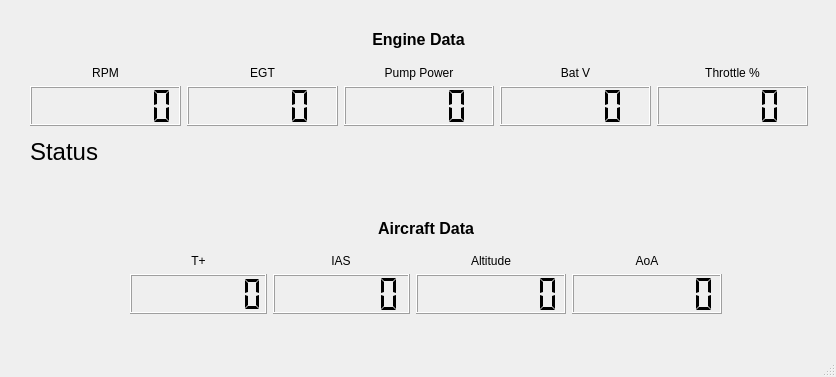
Before: the Qt Designer form GUIs/TelemGUI/TelemGUI.ui in Xorgon/RAPTA, drawn with Qt 5.
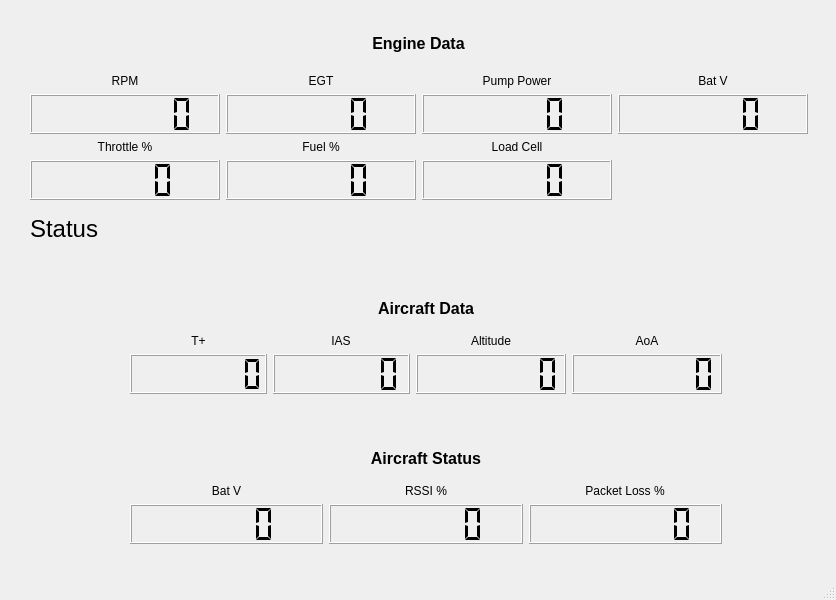
After: the same form once the commit is applied. Icons and pictures are not drawn.

Commit message: Added data to TelemGUI.

```diff
--- a/GUIs/TelemGUI/TelemGUI.ui
+++ b/GUIs/TelemGUI/TelemGUI.ui
@@ -7,7 +7,7 @@
     <x>0</x>
     <y>0</y>
     <width>836</width>
-    <height>377</height>
+    <height>600</height>
    </rect>
   </property>
   <property name="sizePolicy">
@@ -19,13 +19,13 @@
   <property name="minimumSize">
    <size>
     <width>836</width>
-    <height>377</height>
+    <height>600</height>
    </size>
   </property>
   <property name="maximumSize">
    <size>
     <width>836</width>
-    <height>377</height>
+    <height>600</height>
    </size>
   </property>
   <property name="windowTitle">
@@ -46,7 +46,7 @@
     <property name="geometry">
      <rect>
       <x>130</x>
-      <y>210</y>
+      <y>290</y>
       <width>592</width>
       <height>104</height>
      </rect>
@@ -211,22 +211,6 @@
          </property>
         </widget>
        </item>
-       <item row="1" column="0">
-        <widget class="QLCDNumber" name="tplus_number">
-         <property name="minimumSize">
-          <size>
-           <width>100</width>
-           <height>0</height>
-          </size>
-         </property>
-         <property name="digitCount">
-          <number>7</number>
-         </property>
-         <property name="segmentStyle">
-          <enum>QLCDNumber::Flat</enum>
-         </property>
-        </widget>
-       </item>
        <item row="0" column="0">
         <widget class="QLabel" name="tplus_label">
          <property name="sizePolicy">
@@ -255,6 +239,22 @@
          </property>
         </widget>
        </item>
+       <item row="1" column="0">
+        <widget class="QLCDNumber" name="tplus_number">
+         <property name="minimumSize">
+          <size>
+           <width>100</width>
+           <height>0</height>
+          </size>
+         </property>
+         <property name="digitCount">
+          <number>7</number>
+         </property>
+         <property name="segmentStyle">
+          <enum>QLCDNumber::Flat</enum>
+         </property>
+        </widget>
+       </item>
       </layout>
      </item>
     </layout>
@@ -265,7 +265,7 @@
       <x>30</x>
       <y>20</y>
       <width>778</width>
-      <height>152</height>
+      <height>233</height>
      </rect>
     </property>
     <layout class="QVBoxLayout" name="EngineBox">
@@ -278,132 +278,6 @@
      </item>
      <item>
       <layout class="QGridLayout" name="gridLayout_5">
-       <item row="0" column="3">
-        <widget class="QLabel" name="bat_voltage_label">
-         <property name="sizePolicy">
-          <sizepolicy hsizetype="Preferred" vsizetype="Preferred">
-           <horstretch>0</horstretch>
-           <verstretch>0</verstretch>
-          </sizepolicy>
-         </property>
-         <property name="minimumSize">
-          <size>
-           <width>63</width>
-           <height>0</height>
-          </size>
-         </property>
-         <property name="styleSheet">
-          <string notr="true">font: 18pt &quot;MS Shell Dlg 2&quot;;</string>
-         </property>
-         <property name="text">
-          <string>&lt;html&gt;&lt;head/&gt;&lt;body&gt;&lt;p align=&quot;center&quot;&gt;Bat V&lt;/p&gt;&lt;/body&gt;&lt;/html&gt;</string>
-         </property>
-        </widget>
-       </item>
-       <item row="0" column="2">
-        <widget class="QLabel" name="pump_power_label">
-         <property name="sizePolicy">
-          <sizepolicy hsizetype="Preferred" vsizetype="Preferred">
-           <horstretch>0</horstretch>
-           <verstretch>0</verstretch>
-          </sizepolicy>
-         </property>
-         <property name="minimumSize">
-          <size>
-           <width>150</width>
-           <height>0</height>
-          </size>
-         </property>
-         <property name="styleSheet">
-          <string notr="true">font: 18pt &quot;MS Shell Dlg 2&quot;;</string>
-         </property>
-         <property name="text">
-          <string>&lt;html&gt;&lt;head/&gt;&lt;body&gt;&lt;p align=&quot;center&quot;&gt;Pump Power&lt;/p&gt;&lt;/body&gt;&lt;/html&gt;</string>
-         </property>
-        </widget>
-       </item>
-       <item row="1" column="0">
-        <widget class="QLCDNumber" name="rpm_number">
-         <property name="sizePolicy">
-          <sizepolicy hsizetype="Preferred" vsizetype="Preferred">
-           <horstretch>0</horstretch>
-           <verstretch>0</verstretch>
-          </sizepolicy>
-         </property>
-         <property name="minimumSize">
-          <size>
-           <width>150</width>
-           <height>40</height>
-          </size>
-         </property>
-         <property name="digitCount">
-          <number>7</number>
-         </property>
-         <property name="segmentStyle">
-          <enum>QLCDNumber::Flat</enum>
-         </property>
-        </widget>
-       </item>
-       <item row="0" column="4">
-        <widget class="QLabel" name="throttle_pct_label">
-         <property name="sizePolicy">
-          <sizepolicy hsizetype="Preferred" vsizetype="Preferred">
-           <horstretch>0</horstretch>
-           <verstretch>0</verstretch>
-          </sizepolicy>
-         </property>
-         <property name="minimumSize">
-          <size>
-           <width>150</width>
-           <height>0</height>
-          </size>
-         </property>
-         <property name="styleSheet">
-          <string notr="true">font: 18pt &quot;MS Shell Dlg 2&quot;;</string>
-         </property>
-         <property name="text">
-          <string>&lt;html&gt;&lt;head/&gt;&lt;body&gt;&lt;p align=&quot;center&quot;&gt;Throttle %&lt;/p&gt;&lt;/body&gt;&lt;/html&gt;</string>
-         </property>
-        </widget>
-       </item>
-       <item row="1" column="4">
-        <widget class="QLCDNumber" name="throttle_pct_number">
-         <property name="sizePolicy">
-          <sizepolicy hsizetype="Preferred" vsizetype="Preferred">
-           <horstretch>0</horstretch>
-           <verstretch>0</verstretch>
-          </sizepolicy>
-         </property>
-         <property name="minimumSize">
-          <size>
-           <width>100</width>
-           <height>40</height>
-          </size>
-         </property>
-         <property name="segmentStyle">
-          <enum>QLCDNumber::Flat</enum>
-         </property>
-        </widget>
-       </item>
-       <item row="1" column="1">
-        <widget class="QLCDNumber" name="egt_number">
-         <property name="sizePolicy">
-          <sizepolicy hsizetype="Preferred" vsizetype="Preferred">
-           <horstretch>0</horstretch>
-           <verstretch>0</verstretch>
-          </sizepolicy>
-         </property>
-         <property name="minimumSize">
-          <size>
-           <width>150</width>
-           <height>40</height>
-          </size>
-         </property>
-         <property name="segmentStyle">
-          <enum>QLCDNumber::Flat</enum>
-         </property>
-        </widget>
-       </item>
        <item row="0" column="0">
         <widget class="QLabel" name="rpm_label">
          <property name="sizePolicy">
@@ -426,6 +300,50 @@
          </property>
         </widget>
        </item>
+       <item row="0" column="3">
+        <widget class="QLabel" name="bat_voltage_label">
+         <property name="sizePolicy">
+          <sizepolicy hsizetype="Preferred" vsizetype="Preferred">
+           <horstretch>0</horstretch>
+           <verstretch>0</verstretch>
+          </sizepolicy>
+         </property>
+         <property name="minimumSize">
+          <size>
+           <width>63</width>
+           <height>0</height>
+          </size>
+         </property>
+         <property name="styleSheet">
+          <string notr="true">font: 18pt &quot;MS Shell Dlg 2&quot;;</string>
+         </property>
+         <property name="text">
+          <string>&lt;html&gt;&lt;head/&gt;&lt;body&gt;&lt;p align=&quot;center&quot;&gt;Bat V&lt;/p&gt;&lt;/body&gt;&lt;/html&gt;</string>
+         </property>
+        </widget>
+       </item>
+       <item row="1" column="0">
+        <widget class="QLCDNumber" name="rpm_number">
+         <property name="sizePolicy">
+          <sizepolicy hsizetype="Preferred" vsizetype="Preferred">
+           <horstretch>0</horstretch>
+           <verstretch>0</verstretch>
+          </sizepolicy>
+         </property>
+         <property name="minimumSize">
+          <size>
+           <width>150</width>
+           <height>40</height>
+          </size>
+         </property>
+         <property name="digitCount">
+          <number>7</number>
+         </property>
+         <property name="segmentStyle">
+          <enum>QLCDNumber::Flat</enum>
+         </property>
+        </widget>
+       </item>
        <item row="1" column="2">
         <widget class="QLCDNumber" name="pump_power_number">
          <property name="sizePolicy">
@@ -486,6 +404,170 @@
          </property>
         </widget>
        </item>
+       <item row="1" column="1">
+        <widget class="QLCDNumber" name="egt_number">
+         <property name="sizePolicy">
+          <sizepolicy hsizetype="Preferred" vsizetype="Preferred">
+           <horstretch>0</horstretch>
+           <verstretch>0</verstretch>
+          </sizepolicy>
+         </property>
+         <property name="minimumSize">
+          <size>
+           <width>150</width>
+           <height>40</height>
+          </size>
+         </property>
+         <property name="segmentStyle">
+          <enum>QLCDNumber::Flat</enum>
+         </property>
+        </widget>
+       </item>
+       <item row="0" column="2">
+        <widget class="QLabel" name="pump_power_label">
+         <property name="sizePolicy">
+          <sizepolicy hsizetype="Preferred" vsizetype="Preferred">
+           <horstretch>0</horstretch>
+           <verstretch>0</verstretch>
+          </sizepolicy>
+         </property>
+         <property name="minimumSize">
+          <size>
+           <width>150</width>
+           <height>0</height>
+          </size>
+         </property>
+         <property name="styleSheet">
+          <string notr="true">font: 18pt &quot;MS Shell Dlg 2&quot;;</string>
+         </property>
+         <property name="text">
+          <string>&lt;html&gt;&lt;head/&gt;&lt;body&gt;&lt;p align=&quot;center&quot;&gt;Pump Power&lt;/p&gt;&lt;/body&gt;&lt;/html&gt;</string>
+         </property>
+        </widget>
+       </item>
+       <item row="2" column="0">
+        <widget class="QLabel" name="throttle_pct_label">
+         <property name="sizePolicy">
+          <sizepolicy hsizetype="Preferred" vsizetype="Preferred">
+           <horstretch>0</horstretch>
+           <verstretch>0</verstretch>
+          </sizepolicy>
+         </property>
+         <property name="minimumSize">
+          <size>
+           <width>150</width>
+           <height>0</height>
+          </size>
+         </property>
+         <property name="styleSheet">
+          <string notr="true">font: 18pt &quot;MS Shell Dlg 2&quot;;</string>
+         </property>
+         <property name="text">
+          <string>&lt;html&gt;&lt;head/&gt;&lt;body&gt;&lt;p align=&quot;center&quot;&gt;Throttle %&lt;/p&gt;&lt;/body&gt;&lt;/html&gt;</string>
+         </property>
+        </widget>
+       </item>
+       <item row="3" column="0">
+        <widget class="QLCDNumber" name="throttle_pct_number">
+         <property name="sizePolicy">
+          <sizepolicy hsizetype="Preferred" vsizetype="Preferred">
+           <horstretch>0</horstretch>
+           <verstretch>0</verstretch>
+          </sizepolicy>
+         </property>
+         <property name="minimumSize">
+          <size>
+           <width>100</width>
+           <height>40</height>
+          </size>
+         </property>
+         <property name="segmentStyle">
+          <enum>QLCDNumber::Flat</enum>
+         </property>
+        </widget>
+       </item>
+       <item row="2" column="1">
+        <widget class="QLabel" name="fuel_pct_label">
+         <property name="sizePolicy">
+          <sizepolicy hsizetype="Preferred" vsizetype="Preferred">
+           <horstretch>0</horstretch>
+           <verstretch>0</verstretch>
+          </sizepolicy>
+         </property>
+         <property name="minimumSize">
+          <size>
+           <width>63</width>
+           <height>0</height>
+          </size>
+         </property>
+         <property name="styleSheet">
+          <string notr="true">font: 18pt &quot;MS Shell Dlg 2&quot;;</string>
+         </property>
+         <property name="text">
+          <string>&lt;html&gt;&lt;head/&gt;&lt;body&gt;&lt;p align=&quot;center&quot;&gt;Fuel %&lt;/p&gt;&lt;/body&gt;&lt;/html&gt;</string>
+         </property>
+        </widget>
+       </item>
+       <item row="3" column="1">
+        <widget class="QLCDNumber" name="fuel_pct_number">
+         <property name="sizePolicy">
+          <sizepolicy hsizetype="Preferred" vsizetype="Preferred">
+           <horstretch>0</horstretch>
+           <verstretch>0</verstretch>
+          </sizepolicy>
+         </property>
+         <property name="minimumSize">
+          <size>
+           <width>100</width>
+           <height>40</height>
+          </size>
+         </property>
+         <property name="segmentStyle">
+          <enum>QLCDNumber::Flat</enum>
+         </property>
+        </widget>
+       </item>
+       <item row="2" column="2">
+        <widget class="QLabel" name="load_cell_label">
+         <property name="sizePolicy">
+          <sizepolicy hsizetype="Preferred" vsizetype="Preferred">
+           <horstretch>0</horstretch>
+           <verstretch>0</verstretch>
+          </sizepolicy>
+         </property>
+         <property name="minimumSize">
+          <size>
+           <width>63</width>
+           <height>0</height>
+          </size>
+         </property>
+         <property name="styleSheet">
+          <string notr="true">font: 18pt &quot;MS Shell Dlg 2&quot;;</string>
+         </property>
+         <property name="text">
+          <string>&lt;html&gt;&lt;head/&gt;&lt;body&gt;&lt;p align=&quot;center&quot;&gt;Load Cell&lt;/p&gt;&lt;/body&gt;&lt;/html&gt;</string>
+         </property>
+        </widget>
+       </item>
+       <item row="3" column="2">
+        <widget class="QLCDNumber" name="load_cell_number">
+         <property name="sizePolicy">
+          <sizepolicy hsizetype="Preferred" vsizetype="Preferred">
+           <horstretch>0</horstretch>
+           <verstretch>0</verstretch>
+          </sizepolicy>
+         </property>
+         <property name="minimumSize">
+          <size>
+           <width>100</width>
+           <height>40</height>
+          </size>
+         </property>
+         <property name="segmentStyle">
+          <enum>QLCDNumber::Flat</enum>
+         </property>
+        </widget>
+       </item>
       </layout>
      </item>
      <item>
@@ -527,6 +609,170 @@
      </item>
     </layout>
    </widget>
+   <widget class="QWidget" name="verticalLayoutWidget_4">
+    <property name="geometry">
+     <rect>
+      <x>130</x>
+      <y>440</y>
+      <width>592</width>
+      <height>104</height>
+     </rect>
+    </property>
+    <layout class="QVBoxLayout" name="AircraftBox_2">
+     <item>
+      <widget class="QLabel" name="label_4">
+       <property name="text">
+        <string>&lt;html&gt;&lt;head/&gt;&lt;body&gt;&lt;p align=&quot;center&quot;&gt;&lt;span style=&quot; font-size:12pt; font-weight:600;&quot;&gt;Aircraft Status&lt;/span&gt;&lt;/p&gt;&lt;/body&gt;&lt;/html&gt;</string>
+       </property>
+      </widget>
+     </item>
+     <item>
+      <layout class="QGridLayout" name="gridLayout_4">
+       <item row="1" column="2">
+        <widget class="QLCDNumber" name="packet_loss_number">
+         <property name="sizePolicy">
+          <sizepolicy hsizetype="Preferred" vsizetype="Preferred">
+           <horstretch>0</horstretch>
+           <verstretch>0</verstretch>
+          </sizepolicy>
+         </property>
+         <property name="minimumSize">
+          <size>
+           <width>150</width>
+           <height>40</height>
+          </size>
+         </property>
+         <property name="digitCount">
+          <number>7</number>
+         </property>
+         <property name="segmentStyle">
+          <enum>QLCDNumber::Flat</enum>
+         </property>
+        </widget>
+       </item>
+       <item row="0" column="2" alignment="Qt::AlignHCenter">
+        <widget class="QLabel" name="alt_label_2">
+         <property name="sizePolicy">
+          <sizepolicy hsizetype="Minimum" vsizetype="Minimum">
+           <horstretch>0</horstretch>
+           <verstretch>0</verstretch>
+          </sizepolicy>
+         </property>
+         <property name="minimumSize">
+          <size>
+           <width>0</width>
+           <height>0</height>
+          </size>
+         </property>
+         <property name="baseSize">
+          <size>
+           <width>0</width>
+           <height>0</height>
+          </size>
+         </property>
+         <property name="styleSheet">
+          <string notr="true">font: 18pt &quot;MS Shell Dlg 2&quot;;</string>
+         </property>
+         <property name="text">
+          <string>&lt;html&gt;&lt;head/&gt;&lt;body&gt;&lt;p align=&quot;center&quot;&gt;Packet Loss %&lt;/p&gt;&lt;/body&gt;&lt;/html&gt;</string>
+         </property>
+        </widget>
+       </item>
+       <item row="1" column="1">
+        <widget class="QLCDNumber" name="rssi_number">
+         <property name="sizePolicy">
+          <sizepolicy hsizetype="Preferred" vsizetype="Preferred">
+           <horstretch>0</horstretch>
+           <verstretch>0</verstretch>
+          </sizepolicy>
+         </property>
+         <property name="minimumSize">
+          <size>
+           <width>120</width>
+           <height>40</height>
+          </size>
+         </property>
+         <property name="digitCount">
+          <number>6</number>
+         </property>
+         <property name="segmentStyle">
+          <enum>QLCDNumber::Flat</enum>
+         </property>
+        </widget>
+       </item>
+       <item row="0" column="1" alignment="Qt::AlignHCenter">
+        <widget class="QLabel" name="ias_label_2">
+         <property name="sizePolicy">
+          <sizepolicy hsizetype="Minimum" vsizetype="Minimum">
+           <horstretch>0</horstretch>
+           <verstretch>0</verstretch>
+          </sizepolicy>
+         </property>
+         <property name="minimumSize">
+          <size>
+           <width>0</width>
+           <height>0</height>
+          </size>
+         </property>
+         <property name="baseSize">
+          <size>
+           <width>0</width>
+           <height>0</height>
+          </size>
+         </property>
+         <property name="styleSheet">
+          <string notr="true">font: 18pt &quot;MS Shell Dlg 2&quot;;</string>
+         </property>
+         <property name="text">
+          <string>&lt;html&gt;&lt;head/&gt;&lt;body&gt;&lt;p align=&quot;center&quot;&gt;RSSI %&lt;/p&gt;&lt;/body&gt;&lt;/html&gt;</string>
+         </property>
+        </widget>
+       </item>
+       <item row="0" column="0">
+        <widget class="QLabel" name="bat_voltage_label_2">
+         <property name="sizePolicy">
+          <sizepolicy hsizetype="Preferred" vsizetype="Preferred">
+           <horstretch>0</horstretch>
+           <verstretch>0</verstretch>
+          </sizepolicy>
+         </property>
+         <property name="minimumSize">
+          <size>
+           <width>63</width>
+           <height>0</height>
+          </size>
+         </property>
+         <property name="styleSheet">
+          <string notr="true">font: 18pt &quot;MS Shell Dlg 2&quot;;</string>
+         </property>
+         <property name="text">
+          <string>&lt;html&gt;&lt;head/&gt;&lt;body&gt;&lt;p align=&quot;center&quot;&gt;Bat V&lt;/p&gt;&lt;/body&gt;&lt;/html&gt;</string>
+         </property>
+        </widget>
+       </item>
+       <item row="1" column="0">
+        <widget class="QLCDNumber" name="px_bat_voltage_number">
+         <property name="sizePolicy">
+          <sizepolicy hsizetype="Preferred" vsizetype="Preferred">
+           <horstretch>0</horstretch>
+           <verstretch>0</verstretch>
+          </sizepolicy>
+         </property>
+         <property name="minimumSize">
+          <size>
+           <width>100</width>
+           <height>40</height>
+          </size>
+         </property>
+         <property name="segmentStyle">
+          <enum>QLCDNumber::Flat</enum>
+         </property>
+        </widget>
+       </item>
+      </layout>
+     </item>
+    </layout>
+   </widget>
   </widget>
   <widget class="QMenuBar" name="menubar">
    <property name="geometry">
```
The commit also changes 4 other files.
